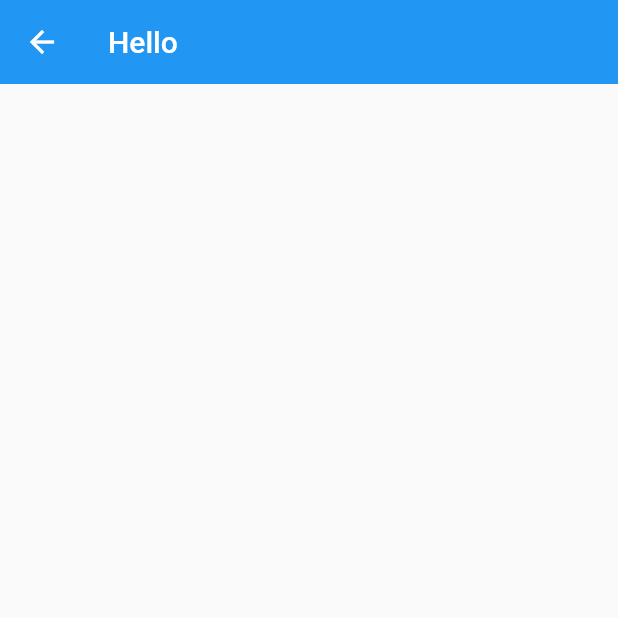
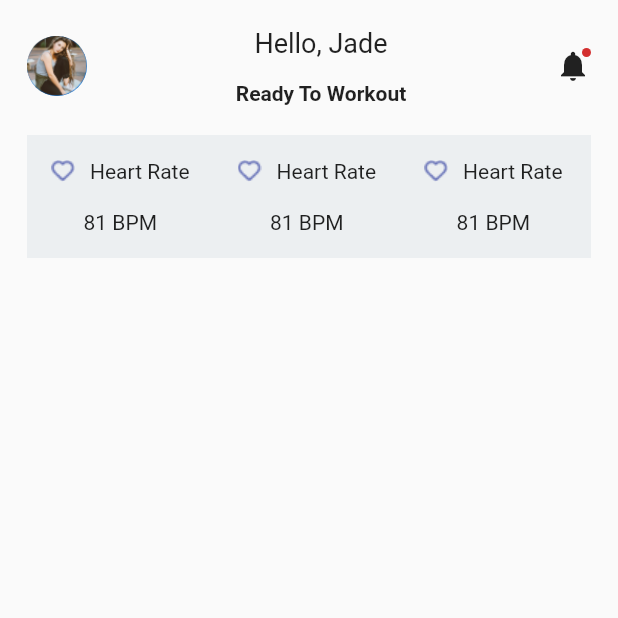
Before and after one commit to msploit0x00/practice, a Flutter app: the SecondScreen screen opened by its route, on a phone screen of 412 x 824 dp, the top half of it. Run offline on Flutter 3.47's test engine with Material 2 defaults, Android fonts, the phone set to English and light mode, and no system bars.

Commit message:
second screen design

```diff
--- /dev/null
+++ b/lib/components/indicators.dart
@@ -0,0 +1,33 @@
+import 'package:flutter/material.dart';
+
+
+class Indicators extends StatelessWidget {
+
+  String assetName;
+  String assetText1;
+  String assetText2;
+
+  Indicators(this.assetName,this.assetText1,this.assetText2);
+
+  @override
+  Widget build(BuildContext context) {
+    return Padding(
+                    padding: const EdgeInsets.all(16.0),
+                    child: Column(
+                      mainAxisAlignment: MainAxisAlignment.spaceBetween,
+                      children: [
+                        Row(
+                          children: [
+                            Image.asset(assetName),
+                            SizedBox(
+                              width: 10.0,
+                            ),
+                            Text(assetText1),
+                          ],
+                        ),
+                        Text(assetText2),
+                      ],
+                    ),
+                  );
+  }
+}
--- a/lib/screens/home.dart
+++ b/lib/screens/home.dart
@@ -24,9 +24,12 @@ class _MyHomeState extends State<MyHome> {
         backgroundColor: Colors.white,
         elevation: 0.0,
         shadowColor: Colors.transparent,
-        leading: InkWell(child: Image.asset("assets/images/logo.png"), onTap: () {
-          Navigator.pushNamed(context, SecondScreen.routeName);
-        },),
+        leading: InkWell(
+          child: Image.asset("assets/images/logo.png"),
+          onTap: () {
+            Navigator.pushNamed(context, SecondScreen.routeName);
+          },
+        ),
         title: Text(
           "Moody",
           style: TextStyle(color: Colors.black),
@@ -161,7 +164,12 @@ class _MyHomeState extends State<MyHome> {
               icon: Icon(Icons.home),
               label: ".",
               backgroundColor: Colors.white),
-          BottomNavigationBarItem(icon: Icon(Icons.grid_view), label: "."),
+          BottomNavigationBarItem(
+              icon: InkWell(
+                onTap: () {
+                  Navigator.pushNamed(context, SecondScreen.routeName);
+                },
+                child: Icon(Icons.grid_view)),label: "."),
           BottomNavigationBarItem(
               icon: Icon(Icons.calendar_month_outlined), label: "."),
           BottomNavigationBarItem(icon: Icon(Icons.person), label: "."),
--- a/lib/screens/secondscreen.dart
+++ b/lib/screens/secondscreen.dart
@@ -1,17 +1,77 @@
-
 import 'package:flutter/material.dart';
+import 'package:practice/components/indicators.dart';
 
 class SecondScreen extends StatelessWidget {
-
   static const String routeName = "second";
   const SecondScreen({super.key});
 
   @override
   Widget build(BuildContext context) {
     return Scaffold(
-      appBar: AppBar(
-        elevation: 0.0,
-        title: Text("Hello"),
+      body: SafeArea(
+        child: Padding(
+          padding: const EdgeInsets.all(18.0),
+          child: Container(
+            child: Column(children: [
+              Row(
+                mainAxisAlignment: MainAxisAlignment.spaceBetween,
+                children: [
+                  CircleAvatar(child: Image.asset("assets/images/jadepic.png")),
+                  Column(
+                    children: [
+                      Text(
+                        "Hello, Jade",
+                        style: TextStyle(
+                          fontSize: 18.0,
+                        ),
+                      ),
+                      SizedBox(
+                        height: 15.0,
+                      ),
+                      Text(
+                        "Ready To Workout",
+                        style: TextStyle(
+                          fontWeight: FontWeight.bold,
+                        ),
+                      ),
+                    ],
+                  ),
+                  Badge(child: Icon(Icons.notifications)),
+                ],
+              ),
+              SizedBox(
+                height: 20.0,
+              ),
+              Container(
+                height: 82,
+                width: 400,
+                color: Colors.blueGrey.shade50,
+                child: Expanded(
+                  child: Row(children: [
+                  Indicators(
+                    "assets/images/heartrate.png",
+                    "Heart Rate",
+                    "81 BPM"
+                  ),
+                  Divider(
+                    color: Colors.blueGrey.shade50,
+                  ),
+                    Indicators(
+                    "assets/images/heartrate.png",
+                    "Heart Rate",
+                    "81 BPM"
+                  ),
+                    Indicators(
+                  "assets/images/heartrate.png",
+                  "Heart Rate",
+                  "81 BPM"
+                ),
+                  ]),
+                ),
+              ),
+            ]),
+          ),
+        ),
       ),
     );
   }
```
Also changed, not shown: assets/images/calo.png (added), assets/images/calo@2x.png (added), assets/images/calo@3x.png (added), assets/images/heartrate.png (added), assets/images/heartrate@2x.png (added), assets/images/heartrate@3x.png (added), assets/images/jadepic.png (added), assets/images/jadepic@2x.png (added), assets/images/jadepic@3x.png (added), assets/images/todoicon.png (added), assets/images/todoicon@2x.png (added), assets/images/todoicon@3x.png (added).
